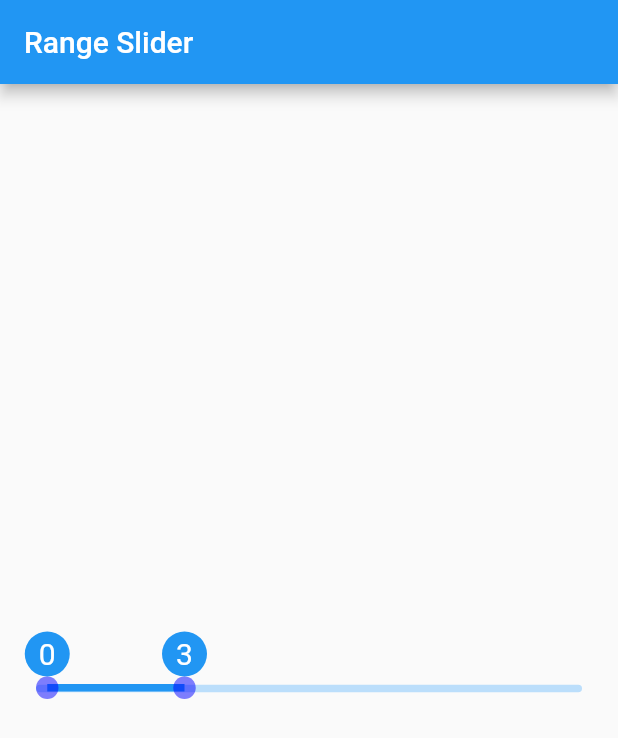
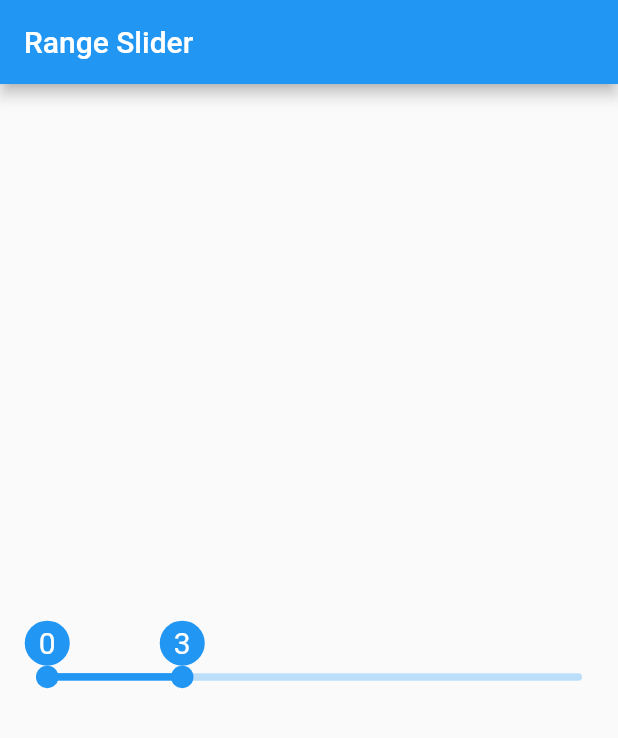
Before and after one commit to sxillocc/Hands-on-with-Flutter, a Flutter app: the screen it shows after launch, on a phone screen of 412 x 824 dp. Shown: the top 738 px of the screen. Run offline on Flutter 3.47's test engine with Material 2 defaults, Android fonts, the light colour scheme and no system bars; our stand-ins replace cloud_firestore, flutter_svg, google_maps_flutter; missing offline and left inert: rect_getter; accounts and stored records are empty; generated files the repository leaves out were written again.

Commit message:
Completed Slider UI

```diff
--- a/range_slider/lib/widgets/range_slider.dart
+++ b/range_slider/lib/widgets/range_slider.dart
@@ -10,36 +10,39 @@ class _FancyRangeSliderState extends State<FancyRangeSlider> {
   final double sliderHeight = 5;
   double sliderWidth;
   double curtainWidth=7.5;
-  double fromLeft = 8.5;
-  double fromLeft2 = 100;
+  double fromLeft = 0;
+  double fromLeft2 = 0;
   int value = 0;
   int value2 = 0;
+  double sliderPadding = 16;
+  double pinDiameter = 15;
+  double cardDiameter = 30;
+  double get borderSize => (cardDiameter - pinDiameter)/2;
+  double get minPos => sliderPadding - (cardDiameter-pinDiameter)/2;
+  double get maxPos => sliderWidth + sliderPadding
+                      -pinDiameter - (cardDiameter-pinDiameter)/2;
+  bool _leftActive = false;
+  bool _rightActive = false;
+
+  @override
+  void initState() {
+    // TODO: implement initState
+    super.initState();
+    fromLeft = minPos;
+    fromLeft2 = fromLeft + 3*cardDiameter ;
+  }
 
   @override
   Widget build(BuildContext context) {
     return LayoutBuilder(
       builder: (context,constraints){
-        sliderWidth = constraints.maxWidth - 32.0;
+        sliderWidth = constraints.maxWidth - 2*sliderPadding;
         value = positionToValue(fromLeft);
         value2 = positionToValue(fromLeft2);
         return Stack(
-          alignment: Alignment(-1,0.716981132),
           children: <Widget>[
-            Container(
-              width: double.infinity,
-              height: 58,
-            ),
-            Padding(
-              padding: const EdgeInsets.symmetric(horizontal: 16.0),
-              child: Container(
-                width: double.infinity,
-                height: sliderHeight,
-                decoration: BoxDecoration(
-                    color: Colors.blue[100],
-                    borderRadius: BorderRadius.circular(sliderHeight/2)
-                ),
-              ),
-            ),
+            _sliderContainer(),
+            _sliderBar(),
             _drawCurtains(),
             _drawLeftCircle(),
             _drawRightCircle()
@@ -49,10 +52,33 @@ class _FancyRangeSliderState extends State<FancyRangeSlider> {
     );
   }
 
+  Widget _sliderContainer(){
+    return Container(
+      width: double.infinity,
+      height: cardDiameter+pinDiameter + borderSize,
+    );
+  }
+
+  Widget _sliderBar(){
+    return Positioned(
+      top: cardDiameter+(pinDiameter/2)-(sliderHeight/2),
+      left: sliderPadding,
+        child: Container(
+          width: sliderWidth,
+          height: sliderHeight,
+          decoration: BoxDecoration(
+              color: Colors.blue[100],
+              borderRadius: BorderRadius.circular(sliderHeight/2)
+          ),
+        ),
+
+    );
+  }
+
   Widget _drawCurtains(){
     return Positioned(
-      left: fromLeft + 15,
-      top: 40+(15-sliderHeight)/2,
+      left: fromLeft + cardDiameter/2,
+      top: cardDiameter+(pinDiameter/2)-(sliderHeight/2),
       child: Container(
         height: sliderHeight,
         width: (fromLeft2-fromLeft),
@@ -62,97 +88,147 @@ class _FancyRangeSliderState extends State<FancyRangeSlider> {
   }
 
   double _normalizeLeft(double num){
-    num = math.max(8.5, math.min(num, fromLeft2-30));
+    num = math.max(minPos, math.min(num, fromLeft2-cardDiameter));
     return num;
   }
 
   double _normalizeRight(double num){
-    num = math.max(fromLeft+30, math.min(num, sliderWidth-6.5));
+    num = math.max(fromLeft+cardDiameter, math.min(num, maxPos));
     return num;
   }
 
   int positionToValue(double p){
-    return (10*(p - 8.5) / (sliderWidth-15)).round();
+    return (10*(p - minPos) / (sliderWidth-pinDiameter)).round();
   }
 
   Widget _drawLeftCircle(){
     return Positioned(
+      top: 0,
       left: fromLeft,
-      top: 10,
+      child: Stack(
+        children:[
+            Positioned(
+              top: cardDiameter-borderSize,
+              child: AnimatedContainer(
+                duration: Duration(milliseconds: 100),
+                decoration: BoxDecoration(
+                    shape: BoxShape.circle,
+                    color: _leftActive ? Color.fromRGBO(0, 0, 0, 0.5) : Color.fromRGBO(0, 0, 255, 0.0)
+                ),
+                width: pinDiameter + 2*borderSize,
+                height: pinDiameter + 2*borderSize,
+              ),
+            ),
+            Container(
+              height: cardDiameter+pinDiameter + borderSize,
               child: Column(
                 mainAxisSize: MainAxisSize.min,
                 crossAxisAlignment: CrossAxisAlignment.center,
                 children: <Widget>[
                   Container(
-            height: 30,
+                    height: cardDiameter,
                     alignment: Alignment.center,
-            width: 30,
+                    width: cardDiameter,
                     decoration: BoxDecoration(
                       color: Colors.blue,
                       shape: BoxShape.circle
                     ),
-            child: Text('$value',style: TextStyle(fontSize: 20.0,color: Colors.white),),
+                    child: Text('$value',style: TextStyle(fontSize: cardDiameter-10,color: Colors.white),),
                   ),
                   GestureDetector(
+                    child: Container(
+                      width: pinDiameter,
+                      height: pinDiameter,
+                      decoration: BoxDecoration(
+                            color: Colors.blue,
+                            shape: BoxShape.circle
+                      ),
+                    ),
                     onHorizontalDragUpdate: (DragUpdateDetails details){
                       Offset x = details.delta;
                       double dx = x.dx;
                       setState((){
+                        _leftActive = true;
                         fromLeft = _normalizeLeft(fromLeft + dx);
                         value = positionToValue(fromLeft);
                       });
                     },
-            child: Container(
-              width: 15,
-              height: 15,
-              decoration: BoxDecoration(
-                    color: Color.fromRGBO(0, 0, 255, 0.5),
-                    shape: BoxShape.circle
+                    onHorizontalDragEnd: (DragEndDetails _){
+                      setState(() {
+                        _leftActive = false;
+                      });
+                    },
+                  ),
+                ],
               ),
             ),
-          ),
-        ],
+        ]
       ),
     );
   }
 
   Widget _drawRightCircle(){
     return Positioned(
+      top: 0,
       left: fromLeft2,
-      top: 10,
+      child: Stack(
+        children: [
+          Positioned(
+            top: cardDiameter-borderSize,
+            child: AnimatedContainer(
+              duration: Duration(milliseconds: 100),
+              decoration: BoxDecoration(
+                  shape: BoxShape.circle,
+                  color: _rightActive ? Color.fromRGBO(0, 0, 0, 0.5) : Color.fromRGBO(0, 0, 255, 0.0)
+              ),
+              width: pinDiameter + 2*borderSize,
+              height: pinDiameter + 2*borderSize,
+            ),
+          ),
+          Container(
+            height: cardDiameter+pinDiameter + borderSize,
             child: Column(
               mainAxisSize: MainAxisSize.min,
               crossAxisAlignment: CrossAxisAlignment.center,
               children: <Widget>[
                 Container(
-            height: 30,
+                  height: cardDiameter,
                   alignment: Alignment.center,
-            width: 30,
+                  width: cardDiameter,
                   decoration: BoxDecoration(
                       color: Colors.blue,
                       shape: BoxShape.circle
                   ),
-            child: Text('$value2',style: TextStyle(fontSize: 20.0,color: Colors.white),),
+                  child: Text('$value2',style: TextStyle(fontSize: cardDiameter-10,color: Colors.white),),
                 ),
                 GestureDetector(
+                  child: Container(
+                    width: pinDiameter,
+                    height: pinDiameter,
+                    decoration: BoxDecoration(
+                        color: Colors.blue,
+                        shape: BoxShape.circle
+                    ),
+                  ),
                   onHorizontalDragUpdate: (DragUpdateDetails details){
                     Offset x = details.delta;
                     double dx = x.dx;
                     setState((){
+                      _rightActive = true;
                       fromLeft2 = _normalizeRight(fromLeft2 + dx);
                       value2 = positionToValue(fromLeft2);
                     });
                   },
-            child: Container(
-              width: 15,
-              height: 15,
-              decoration: BoxDecoration(
-                  color: Color.fromRGBO(0, 0, 255, 0.5),
-                  shape: BoxShape.circle
+                  onHorizontalDragEnd: (DragEndDetails _){
+                    setState(() {
+                      _rightActive = false;
+                    });
+                  },
+                ),
+              ],
             ),
           ),
-          ),
-        ],
+        ]
       ),
     );
   }
```
Lines whose indentation alone changed are shown as unchanged.
